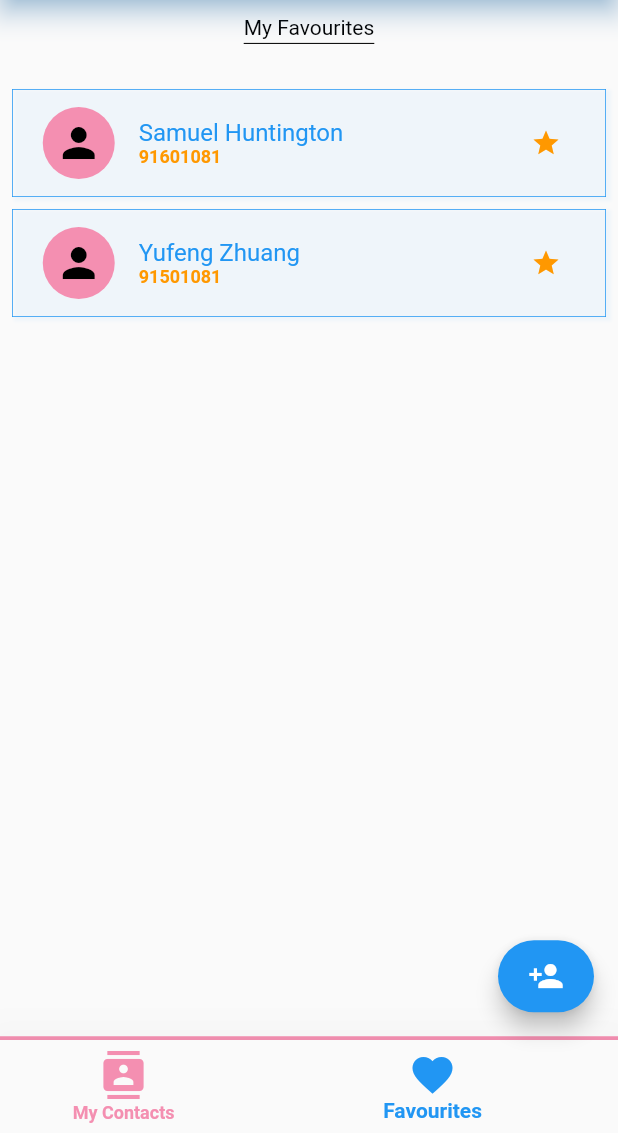
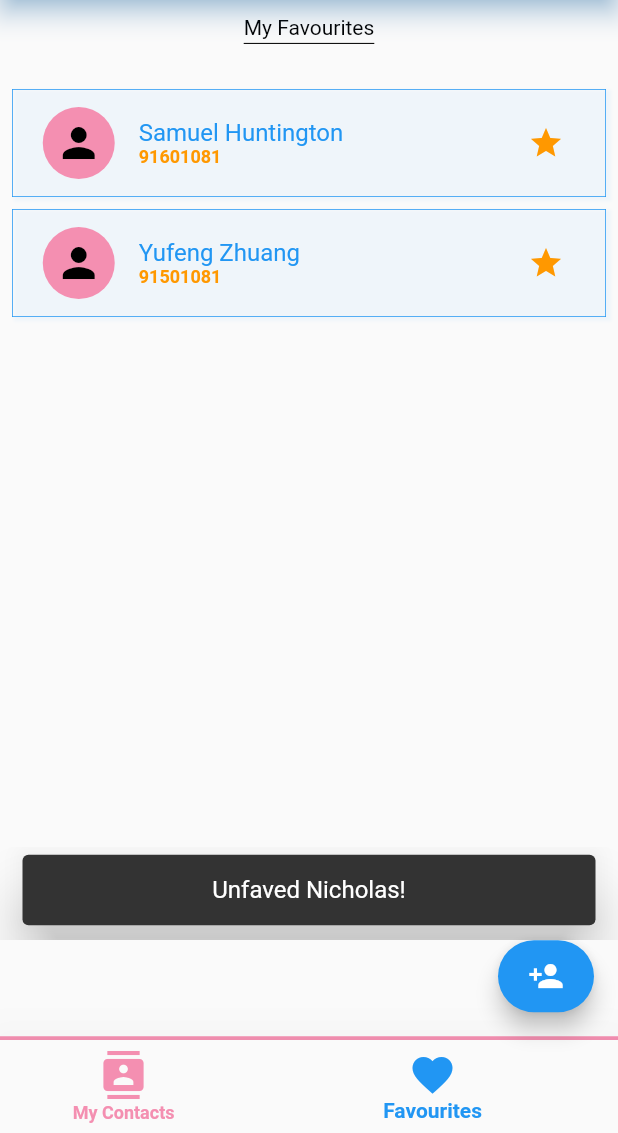
Before and after one commit to rainy-windy/contactlist, a Flutter app: the screen it shows after launch, item 2 of the bottom bar chosen, after a tap on the "star" icon, on a phone screen of 412 x 824 dp, the part 103-1236 px from its top. Run offline on Flutter 3.47's test engine with Material 2 defaults, Android fonts, the phone set to English and light mode, and no system bars.

```diff
--- a/lib/main.dart
+++ b/lib/main.dart
@@ -7,9 +7,8 @@ import './screens/home.dart';
 import './screens/persona.dart';
 import './screens/edit.dart';
 
-void main() {
-  runApp(const App());
-}
+void main() =>  runApp(const App());
+
 
 class App extends StatefulWidget {
   const App({Key? key}) : super(key: key);
--- a/lib/widgets/favlist.dart
+++ b/lib/widgets/favlist.dart
@@ -122,8 +122,23 @@ class _FavListState extends State<FavList> {
                           splashRadius: 24,
                           color: Colors.transparent,
                           padding: const EdgeInsets.all(0),
-                          onPressed: () => Provider.of<Contacts>(context, listen: false).like(listing[n].mobileNumber as String),
-                          icon: Icon( Icons.star, size: 20, color: Theme.of(context).primaryColorLight),
+                          icon: Icon( Icons.star, color: Theme.of(context).primaryColorLight),
+                          onPressed: ()  {
+                            ScaffoldMessenger.of(context).showSnackBar(
+                              SnackBar(
+                                behavior: SnackBarBehavior.floating,
+                                elevation: 16,
+                                duration: const Duration(milliseconds: 1250),
+                                content: Text(
+                                  'Unfaved ${listing[n].firstName}!',
+                                  textAlign: TextAlign.center,
+                                  style: const TextStyle(fontSize: 16),
+                                ),
+                                dismissDirection: DismissDirection.endToStart,
+                              ),
+                            );
+                            Provider.of<Contacts>(context, listen: false).like(listing[n].mobileNumber as String);
+                          },
                         ),
                       ),
                     ],
```
Also changed, not shown: lib/screens/persona.dart (+15 -6 lines), lib/widgets/gesture.dart (+7 -7 lines).
